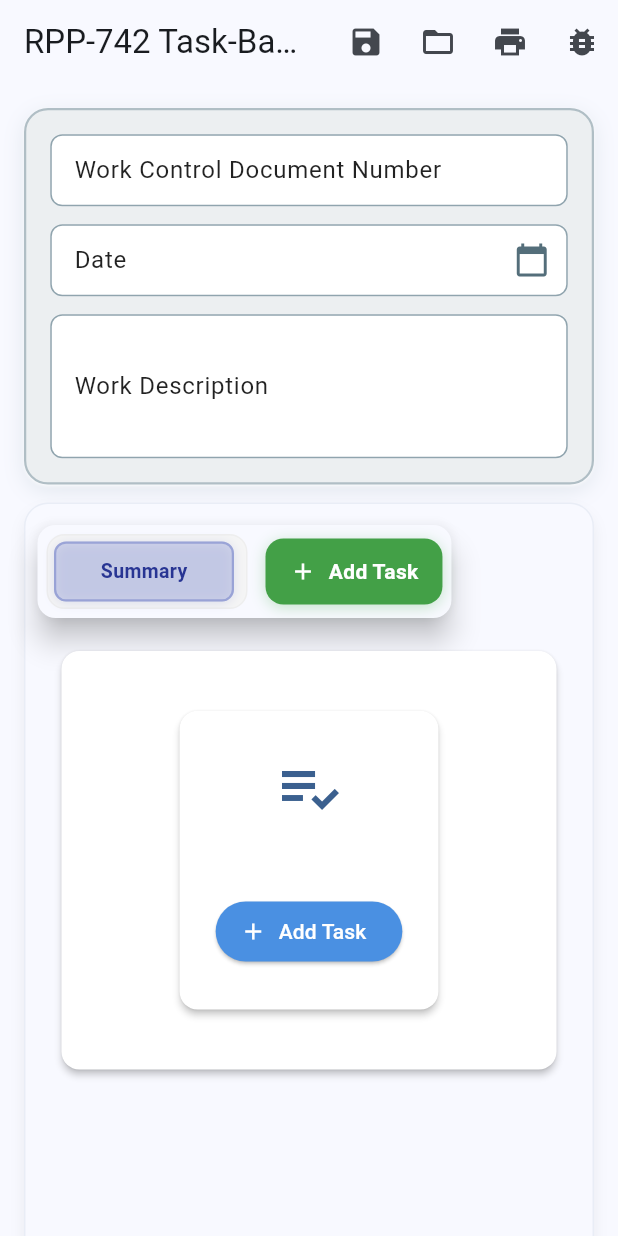
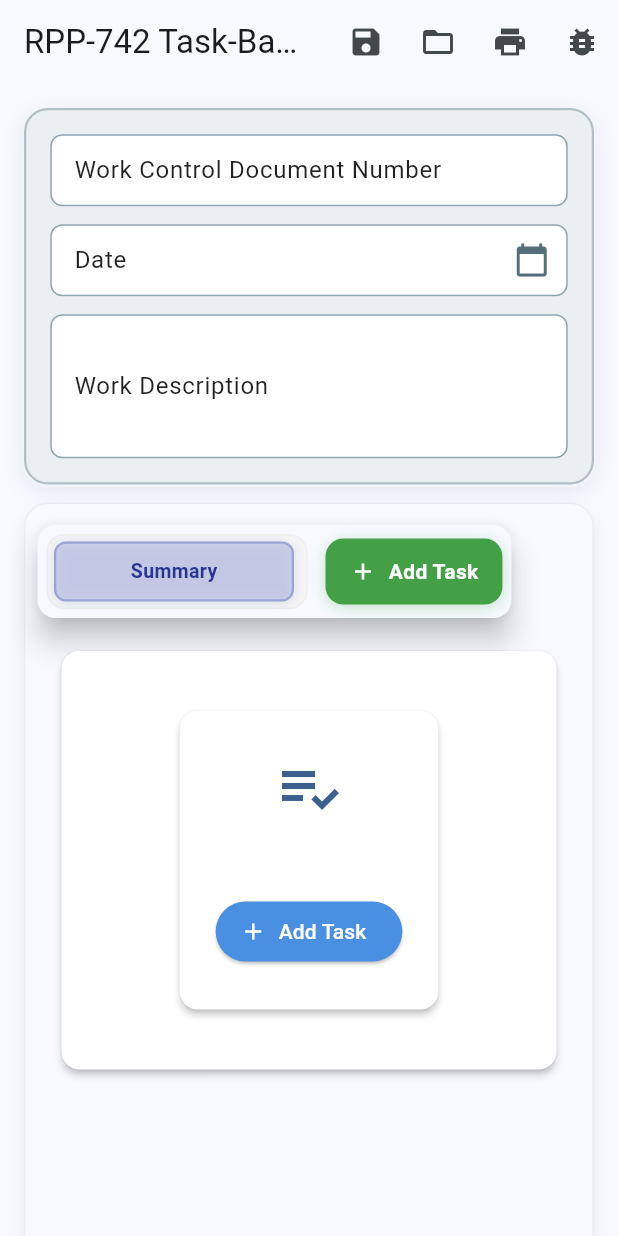
Before and after one commit to yellowjacketjc1/dose_dart_version, a Flutter app: the screen it shows after launch, on a phone screen of 412 x 824 dp. Run offline on Flutter 3.47's test engine with Material 3 defaults, Android fonts, the phone set to English and light mode, and no system bars; our stand-ins replace file_picker; missing offline and left inert: dart:html.

Commit message:
Version 0.24 - Updated task tab spacing.

```diff
--- a/lib/main.dart
+++ b/lib/main.dart
@@ -209,14 +209,14 @@ class NuclideEntry {
 }
 
 class ExtremityEntry {
-  String nuclide;
+  String? nuclide;
   double doseRate;
   double time;
   final TextEditingController doseRateController = TextEditingController();
   final TextEditingController timeController = TextEditingController();
-  ExtremityEntry({this.nuclide = 'Other', this.doseRate = 0.0, this.time = 0.0});
+  ExtremityEntry({this.nuclide, this.doseRate = 0.0, this.time = 0.0});
   Map<String, dynamic> toJson() => {'nuclide': nuclide, 'doseRate': doseRate, 'time': time};
-  static ExtremityEntry fromJson(Map<String, dynamic> j) => ExtremityEntry(nuclide: j['nuclide'] ?? 'Other', doseRate: (j['doseRate'] ?? 0).toDouble(), time: (j['time'] ?? 0).toDouble());
+  static ExtremityEntry fromJson(Map<String, dynamic> j) => ExtremityEntry(nuclide: j['nuclide'], doseRate: (j['doseRate'] ?? 0).toDouble(), time: (j['time'] ?? 0).toDouble());
 
   void disposeControllers() {
     doseRateController.dispose();
@@ -1528,7 +1528,7 @@ class _DoseHomePageState extends State<DoseHomePage> with TickerProviderStateMix
                                   animation: tabController,
                                   builder: (context, child) {
                                     final selectedIndex = tabController.index;
-                                    const tabWidth = 120.0; // Fixed width for consistent sliding
+                                    const tabWidth = 160.0; // Fixed width for consistent sliding
                                     const tabSpacing = 4.0;
 
                                     return AnimatedPositioned(
@@ -1566,7 +1566,7 @@ class _DoseHomePageState extends State<DoseHomePage> with TickerProviderStateMix
                                 Row(
                                   children: List.generate(tabs.length, (index) {
                                     final isSelected = tabController.index == index;
-                                    const tabWidth = 120.0;
+                                    const tabWidth = 160.0;
 
                                     return Container(
                                       width: tabWidth,
@@ -2150,7 +2150,6 @@ class _DoseHomePageState extends State<DoseHomePage> with TickerProviderStateMix
                     return Row(children: [
                         Expanded(
                           child: Autocomplete<String>(
-                            initialValue: TextEditingValue(text: e.nuclide ?? ''),
                             optionsBuilder: (TextEditingValue textEditingValue) {
                               if (textEditingValue.text == '') return dacValues.keys.toList();
                               return dacValues.keys.where((k) => k.toLowerCase().contains(textEditingValue.text.toLowerCase()));
@@ -2165,10 +2164,8 @@ class _DoseHomePageState extends State<DoseHomePage> with TickerProviderStateMix
                                     itemCount: options.length,
                                     itemBuilder: (context, index) {
                                       final option = options.elementAt(index);
-                                      final dac = dacValues[option] ?? 1e-12;
                                       return ListTile(
                                         title: Text(option),
-                                        subtitle: Text('DAC: ${formatNumber(dac)}'),
                                         onTap: () => onSelected(option),
                                       );
                                     },
@@ -2183,7 +2180,7 @@ class _DoseHomePageState extends State<DoseHomePage> with TickerProviderStateMix
                                 controller: controller,
                                 focusNode: focusNode,
                                 decoration: InputDecoration(
-                                  labelText: 'Nuclide',
+                                  hintText: 'Select a radionuclide',
                                   filled: true,
                                   fillColor: Colors.grey.shade50,
                                   border: OutlineInputBorder(
```
